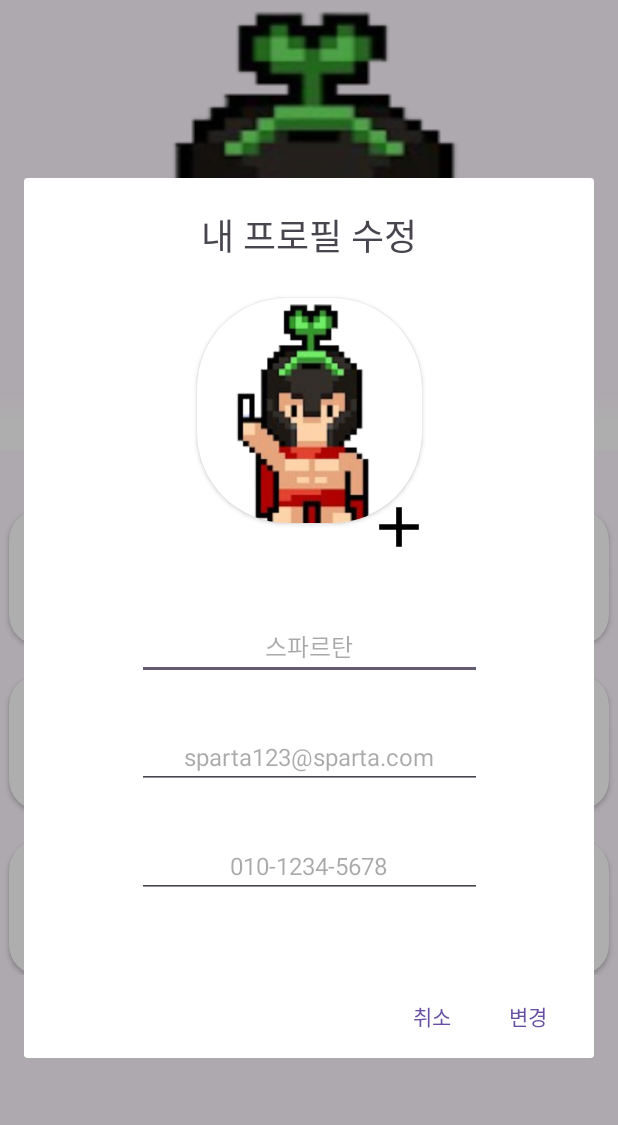
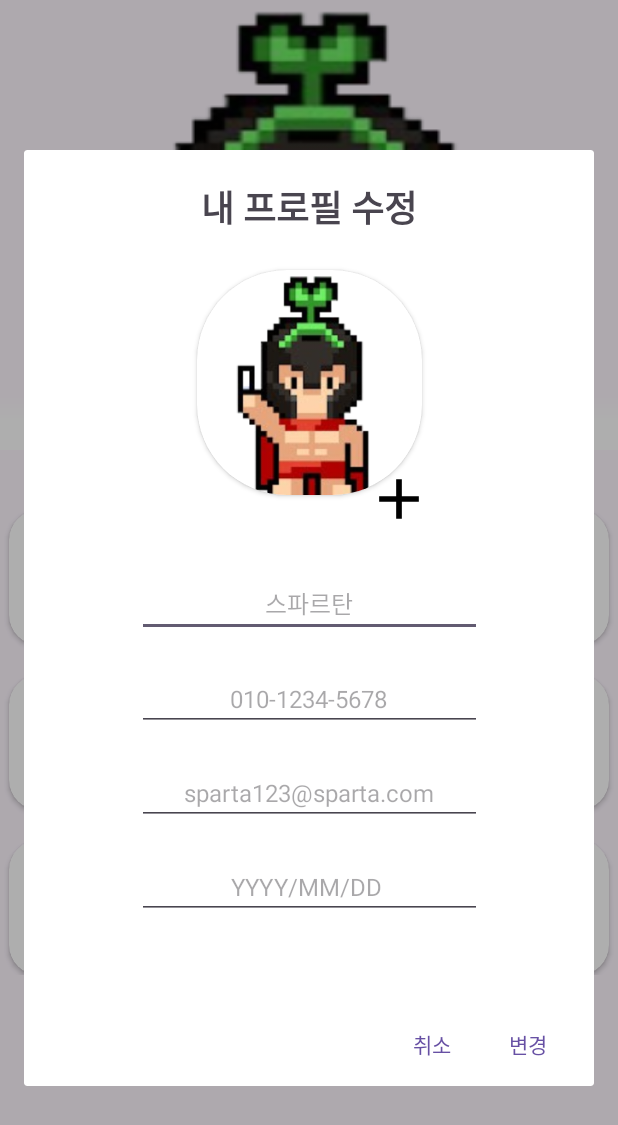
Before and after one commit to kkukileon305/happycontact, an Android app: the fragment MyPage shown on its own in the app's theme, after a tap on an icon or button, on a phone screen of 412 x 824 dp. Shown: the top 1125 px of the screen. Run offline under Robolectric (Android 15) with nearby library versions, the phone set to English and light mode, and no system bars.

Commit message:
생일 입력받을 때 예외로 다운억제

```diff
--- a/app/src/main/java/com/goodness/happycontact/MyPage.kt
+++ b/app/src/main/java/com/goodness/happycontact/MyPage.kt
@@ -9,10 +9,13 @@ import android.view.ViewGroup
 import android.widget.EditText
 import android.widget.ImageView
 import androidx.appcompat.app.AlertDialog
-import com.goodness.happycontact.databinding.FragmentContactListBinding
 import com.goodness.happycontact.databinding.FragmentMyPageBinding
 import com.goodness.happycontact.databinding.MypageEditDialogBinding
+import java.lang.Exception
 import java.text.DecimalFormat
+import java.text.SimpleDateFormat
+import java.util.Locale
+
 
 class MyPage : Fragment() {
 	private lateinit var binding: FragmentMyPageBinding
@@ -36,13 +39,20 @@ class MyPage : Fragment() {
 		binding.ivEdit.setOnClickListener {
 			val builder = AlertDialog.Builder(requireContext())
 
+			val dialogBinding = MypageEditDialogBinding.inflate(layoutInflater)
 
-			val dialogBinding = MypageEditDialogBinding.inflate(layoutInflater)
-			builder.setView(dialogBinding.root)
+
 			val editName: EditText = dialogBinding.dialogEditName
 			val editEmail: EditText = dialogBinding.dialogEditEmail
 			val editNumber: EditText = dialogBinding.dialogEditNumber
 			val profileImage : ImageView = dialogBinding.dialogNowProfileImage
+			val editBirth : EditText = dialogBinding.dialogEditBirthDay
+
+			//현재 설정한 정보 다이얼로그 Edithint에 띄우기
+			editName.hint = (binding.tvMyName).text
+			editEmail.hint = (binding.tvMyEmail).text
+			editNumber.hint = (binding.tvMyPhoneNum).text
+			builder.setView(dialogBinding.root)
 
 			dialogBinding.ivEditProfileImage.setOnClickListener {
 				val intent = Intent(Intent.ACTION_PICK)
@@ -50,16 +60,12 @@ class MyPage : Fragment() {
 				startActivity(intent)
 			}
 
+//			val numFormat = DecimalFormat("###-####-####")
+//			val rawPhoneNumber = (binding.tvMyPhoneNum.text).toString()
+//			val formattingNum = numFormat.format(rawPhoneNumber)
 
 
-			//현재 설정한 이름 다이얼로그 Edithint에 띄우기
-			editName.hint = (binding.tvMyName).text
-			editEmail.hint = (binding.tvMyEmail).text
-			editNumber.hint = (binding.tvMyPhoneNum).text
-
-			builder.setPositiveButton("변경") { _,_ ->
-
-
+			builder.setPositiveButton("변경") { _, _ ->
 
 				if (editName.text.isNotEmpty()) {
 					binding.tvMyName.text = (editName.text).toString()
@@ -69,7 +75,21 @@ class MyPage : Fragment() {
 				}
 				if (editNumber.text.isNotEmpty()) {
 					binding.tvMyPhoneNum.text = (editNumber.text).toString()
+				}
+				try {
+					if (editBirth.text.isNotEmpty()) {
+						val enterDate = editBirth.text.toString()
+						val dateFormat = SimpleDateFormat("yyyy/MM/dd", Locale.getDefault())
+						val parsedDate = dateFormat.parse(enterDate)
 
+						if (parsedDate != null) {
+							val formattedDate = dateFormat.format(parsedDate)
+							binding.tvMyBirthDay.text = formattedDate
+						}
+
+					}
+				} catch (e: Exception){
+					e.printStackTrace()
 				}
 			}
 
--- a/app/src/main/res/layout/fragment_my_page.xml
+++ b/app/src/main/res/layout/fragment_my_page.xml
@@ -98,13 +98,14 @@
                 app:cardCornerRadius="20dp">
 
                 <TextView
+                    android:id="@+id/tv_myBirthDay"
                     android:layout_width="wrap_content"
                     android:layout_height="wrap_content"
                     android:textSize="24sp"
                     android:layout_marginStart="20dp"
                     android:layout_marginTop="45dp"
                     android:textStyle="bold"
-                    android:text="이벤트"/>
+                    android:text="2023/01/17"/>
 
                 <TextView
                     android:layout_width="wrap_content"
@@ -113,7 +114,7 @@
                     android:layout_marginTop="10dp"
                     android:textSize="18sp"
                     android:textStyle="bold"
-                    android:text="이벤트"/>
+                    android:text="내 생년월일"/>
 
             </androidx.cardview.widget.CardView>
 
--- a/app/src/main/res/layout/mypage_edit_dialog.xml
+++ b/app/src/main/res/layout/mypage_edit_dialog.xml
@@ -12,6 +12,7 @@
         android:text="내 프로필 수정"
         app:layout_constraintTop_toTopOf="parent"
         android:layout_marginTop="20dp"
+        android:textStyle="bold"
         android:textSize="24sp"/>
 
 
@@ -53,7 +54,7 @@
         android:id="@+id/dialog_editName"
         android:layout_width="230dp"
         android:layout_height="wrap_content"
-        android:layout_marginTop="60dp"
+        android:layout_marginTop="50dp"
         android:gravity="center"
         android:hint="내 이름을 입력해 주세요"
         android:textSize="16sp"
@@ -66,9 +67,9 @@
         android:id="@+id/dialog_editEmail"
         android:layout_width="230dp"
         android:layout_height="wrap_content"
-        android:layout_marginTop="30dp"
-        app:layout_constraintStart_toStartOf="@id/dialog_editName"
-        app:layout_constraintTop_toBottomOf="@id/dialog_editName"
+        android:layout_marginTop="20dp"
+        app:layout_constraintStart_toStartOf="@id/dialog_editNumber"
+        app:layout_constraintTop_toBottomOf="@id/dialog_editNumber"
         android:inputType="textEmailSubject"
         android:hint="이메일을 입력해 주세요"
         android:textSize="16sp"
@@ -78,13 +79,30 @@
         android:id="@+id/dialog_editNumber"
         android:layout_width="230dp"
         android:layout_height="wrap_content"
+        app:layout_constraintStart_toStartOf="@+id/dialog_editName"
+        app:layout_constraintTop_toBottomOf="@+id/dialog_editName"
+        android:textSize="16sp"
+        android:hint="내 번호를 입력해 주세요"
+        android:inputType="numberDecimal"
+        android:gravity="center"
+        android:layout_marginTop="20dp"/>
+
+    <EditText
+        android:id="@+id/dialog_editBirthDay"
+        android:layout_width="230dp"
+        android:layout_height="wrap_content"
         app:layout_constraintStart_toStartOf="@+id/dialog_editEmail"
         app:layout_constraintTop_toBottomOf="@+id/dialog_editEmail"
-        android:textSize="16dp"
-        android:hint="내 번호를 입력해 주세요"
-        android:inputType="phone"
+        android:layout_marginTop="20dp"
+        android:hint="YYYY/MM/DD "
+        android:inputType="date"
         android:gravity="center"
-        android:layout_marginTop="30dp"/>
+        android:textSize="16sp"/>
+
+
+
+
+
 
 
 
@@ -94,7 +112,7 @@
         app:layout_constraintStart_toStartOf="parent"
         app:layout_constraintEnd_toEndOf="parent"
         app:layout_constraintTop_toBottomOf="@id/dialog_editNumber"
-        android:layout_marginTop="50dp"/>
+        android:layout_marginTop="180dp"/>
 
 
 
```
